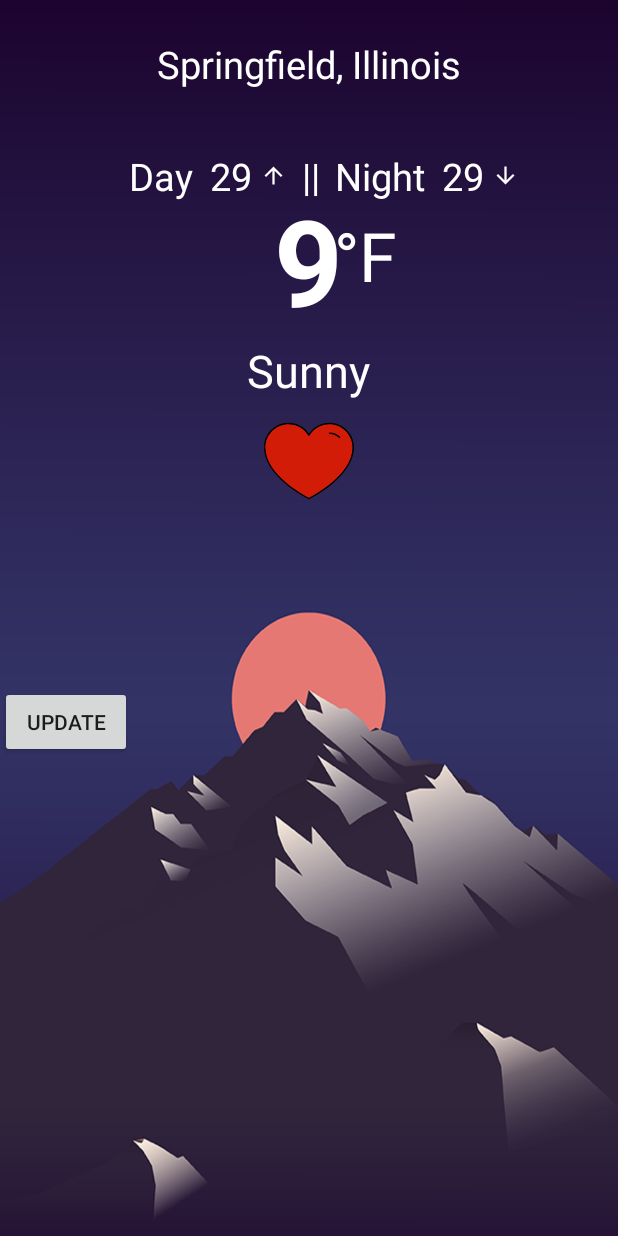
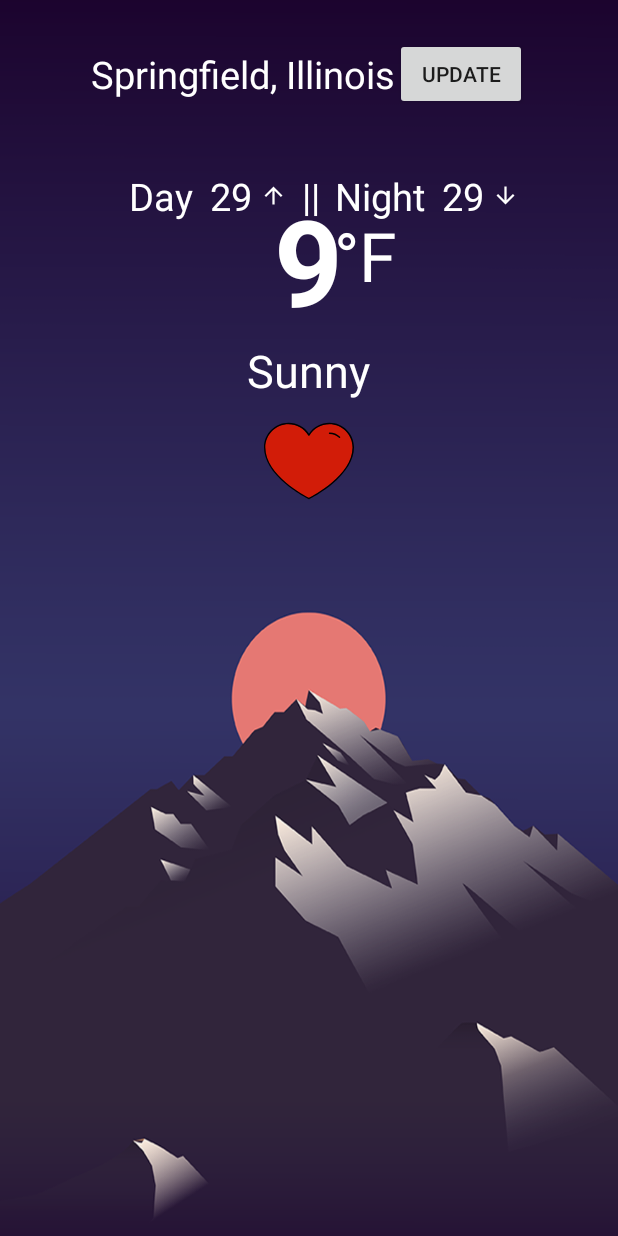
Before and after one commit to Abhishekds94/Amply-Weather, an Android app: the screen it shows after launch (DashboardActivity), on a phone screen of 412 x 824 dp. Run offline under Robolectric (Android 15) with nearby library versions, the phone set to English and light mode, and no system bars; our stand-ins replace AdMob, Picasso, Volley; libraries missing offline, so code that uses them is left out: com.zhy.http; pictures from the network do not load; Roboto replaces fonts that are not available here; 1 statement that could not run was skipped.

Commit message:
Dashboard UI

```diff
--- a/app/src/main/res/layout/activity_dashboard.xml
+++ b/app/src/main/res/layout/activity_dashboard.xml
@@ -50,6 +50,13 @@
             android:fontFamily="@font/alegreya_sans"
             android:textSize="25sp"/>
 
+        <Button
+            android:id="@+id/button"
+            android:layout_width="wrap_content"
+            android:layout_height="wrap_content"
+            android:onClick="onClickUpdate"
+            android:text="update" />
+
     </LinearLayout>
 
     <TextView
@@ -60,16 +67,6 @@
         android:layout_marginBottom="13dp"
         android:text="Home"
         android:visibility="gone" />
-
-    <Button
-        android:id="@+id/button"
-        android:layout_width="wrap_content"
-        android:layout_height="wrap_content"
-        android:layout_marginTop="457dp"
-        android:onClick="onClickUpdate"
-        android:text="update" />
-
-
 
     <LinearLayout
         android:id="@+id/ll_tempDiff"
```
